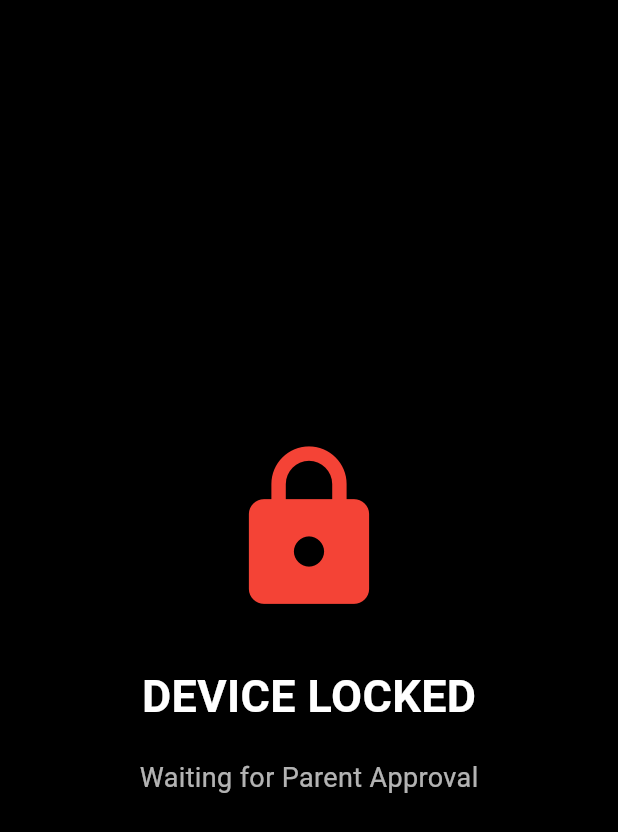
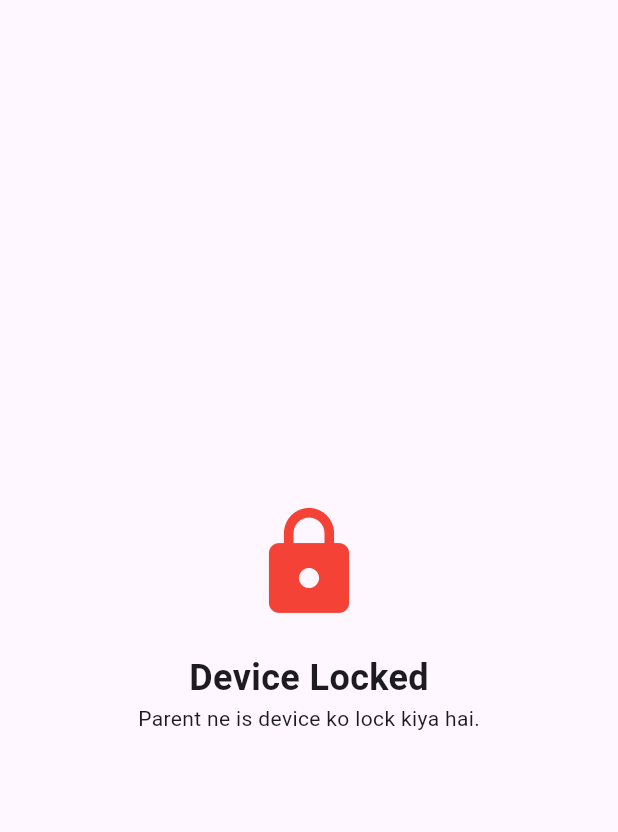
Before and after one commit to AmmaraAkhtar/26-FYP-CS-103, a Flutter app: the lockScreen screen opened by its route, on a phone screen of 412 x 824 dp. Shown: the top 832 px of the screen. Run offline on Flutter 3.47's test engine with Material 3 defaults, Android fonts, the phone set to English and light mode, and no system bars; our stand-ins replace flutter_screenutil, flutter_tts, permission_handler, shared_preferences; missing offline and left inert: android_intent_plus, flutter_accessibility_service, usage_stats; accounts and stored records are empty.

Commit message:
LOck Screen updated with the addition of timer

```diff
--- a/child_app/lib/lockScreen.dart
+++ b/child_app/lib/lockScreen.dart
@@ -24,71 +24,157 @@
 
 import 'package:flutter/material.dart';
 import 'package:flutter/services.dart';
+import 'package:shared_preferences/shared_preferences.dart';
+import 'package:http/http.dart' as http;
+import 'dart:async';
+import 'dart:convert';
+import 'lock_service.dart';
+import 'chat.dart';
+
+// class lockScreen extends StatefulWidget {
+//   const lockScreen({super.key});
+
+//   @override
+//   State<lockScreen> createState() => _lockScreenState();
+// }
+
+// class _lockScreenState extends State<lockScreen> {
+
+//   @override
+//   void initState() {
+//     super.initState();
+
+//     // Disable back button
+//     SystemChrome.setEnabledSystemUIMode(
+//       SystemUiMode.manual,
+//       overlays: [],
+//     );
+//   }
+
+//   @override
+//   Widget build(BuildContext context) {
+
+//     return WillPopScope(
+
+//       onWillPop: () async => false,
+
+//       child: Scaffold(
+
+//         backgroundColor: Colors.black,
+
+//         body: Center(
+
+//           child: Column(
+//             mainAxisAlignment: MainAxisAlignment.center,
+
+//             children: [
+
+//               Icon(
+//                 Icons.lock,
+//                 color: Colors.red,
+//                 size: 120,
+//               ),
+
+//               SizedBox(height: 30),
+
+//               Text(
+//                 "DEVICE LOCKED",
+//                 style: TextStyle(
+//                   color: Colors.white,
+//                   fontSize: 30,
+//                   fontWeight: FontWeight.bold,
+//                 ),
+//               ),
+
+//               SizedBox(height: 20),
+
+//               Text(
+//                 "Waiting for Parent Approval",
+//                 style: TextStyle(
+//                   color: Colors.white70,
+//                   fontSize: 18,
+//                 ),
+//               ),
+//             ],
+//           ),
+//         ),
+//       ),
+//     );
+//   }
+// }
 
 class lockScreen extends StatefulWidget {
-  const lockScreen({super.key});
-
   @override
-  State<lockScreen> createState() => _lockScreenState();
+  _LockScreenState createState() => _LockScreenState();
 }
 
-class _lockScreenState extends State<lockScreen> {
+class _LockScreenState extends State<lockScreen> with WidgetsBindingObserver {
+  Timer? _pollTimer;
 
   @override
   void initState() {
     super.initState();
+    WidgetsBinding.instance.addObserver(this);
+    _startPolling();
+  }
 
-    // Disable back button
-    SystemChrome.setEnabledSystemUIMode(
-      SystemUiMode.manual,
-      overlays: [],
-    );
+  void _startPolling() {
+    _pollTimer = Timer.periodic(Duration(seconds: 15), (_) async {
+      await _checkUnlock();
+    });
+  }
+
+  Future<void> _checkUnlock() async {
+    SharedPreferences prefs = await SharedPreferences.getInstance();
+    int childId = prefs.getInt("child_id") ?? -1;
+    if (childId == -1) return;
+
+    try {
+      final res = await http.get(
+        Uri.parse("http://192.168.18.163:8000/check-lock-status/?child_id=$childId"),
+      );
+      if (res.statusCode == 200) {
+        final data = jsonDecode(res.body);
+        if (data["is_locked"] == false) {
+          await LockService.unlockDevice();
+          _pollTimer?.cancel();
+          if (mounted) {
+            Navigator.pushAndRemoveUntil(
+              context,
+              MaterialPageRoute(builder: (_) => WatcherScreen(screen_limit: 0, child_id: childId)),
+              (route) => false,
+            );
+          }
+        }
+      }
+    } catch (e) {
+      print("Unlock check failed: $e");
+    }
+  }
+
+  @override
+  Future<bool> didPopRoute() async => true; // back button block
+
+  @override
+  void dispose() {
+    _pollTimer?.cancel();
+    WidgetsBinding.instance.removeObserver(this);
+    super.dispose();
   }
 
   @override
   Widget build(BuildContext context) {
-
     return WillPopScope(
-
-      onWillPop: () async => false,
-
+      onWillPop: () async => false, // back disable
       child: Scaffold(
-
-        backgroundColor: Colors.black,
-
         body: Center(
-
           child: Column(
             mainAxisAlignment: MainAxisAlignment.center,
-
             children: [
-
-              Icon(
-                Icons.lock,
-                color: Colors.red,
-                size: 120,
-              ),
-
-              SizedBox(height: 30),
-
-              Text(
-                "DEVICE LOCKED",
-                style: TextStyle(
-                  color: Colors.white,
-                  fontSize: 30,
-                  fontWeight: FontWeight.bold,
-                ),
-              ),
-
+              Icon(Icons.lock, size: 80, color: Colors.red),
               SizedBox(height: 20),
-
-              Text(
-                "Waiting for Parent Approval",
-                style: TextStyle(
-                  color: Colors.white70,
-                  fontSize: 18,
-                ),
-              ),
+              Text("Device Locked", style: TextStyle(fontSize: 24, fontWeight: FontWeight.bold)),
+              Text("Parent ne is device ko lock kiya hai."),
             ],
           ),
         ),
```
